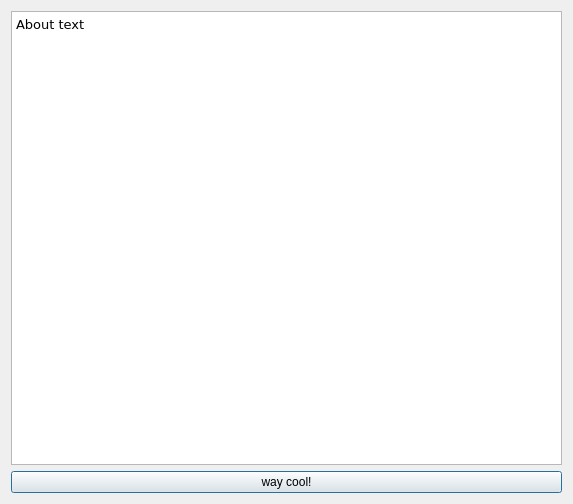
The window that RezzMe/ui/about.ui (dirkhusemann/rezzme) describes before a commit, drawn with Qt 5.
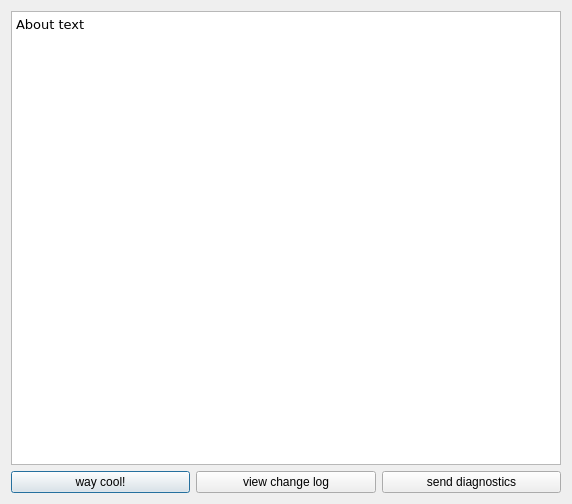
The same window after the commit.

Commit message: + ChangeLog via about... + Send diagnostics via about... + rotating rezzme log

The edit to the form file:
```diff
--- a/RezzMe/ui/about.ui
+++ b/RezzMe/ui/about.ui
@@ -5,7 +5,7 @@
    <rect>
     <x>0</x>
     <y>0</y>
-    <width>573</width>
+    <width>572</width>
     <height>504</height>
    </rect>
   </property>
@@ -36,12 +36,30 @@
     </widget>
    </item>
    <item>
+    <layout class="QHBoxLayout" name="horizontalLayout" >
+     <item>
     <widget class="QPushButton" name="pushButton" >
      <property name="text" >
       <string>way cool!</string>
      </property>
     </widget>
    </item>
+     <item>
+      <widget class="QPushButton" name="pushButtonChangeLog" >
+       <property name="text" >
+        <string>view change log</string>
+       </property>
+      </widget>
+     </item>
+     <item>
+      <widget class="QPushButton" name="pushButtonEmail" >
+       <property name="text" >
+        <string>send diagnostics</string>
+       </property>
+      </widget>
+     </item>
+    </layout>
+   </item>
   </layout>
  </widget>
  <resources/>
```
Left out of the diff: 16 changed lines with no effect on the pictures. Lines whose indentation alone changed are shown as unchanged. The commit also changes 5 other files.
